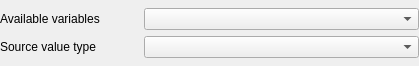
The window that src/ui/reosgribprecipitationwidget.ui (vcloarec/ReosProject) describes before a commit, drawn with Qt 5.
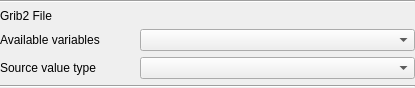
The same window after the commit.

What changed in the file:
```diff
--- a/src/ui/reosgribprecipitationwidget.ui
+++ b/src/ui/reosgribprecipitationwidget.ui
@@ -6,14 +6,14 @@
    <rect>
     <x>0</x>
     <y>0</y>
-    <width>419</width>
-    <height>66</height>
+    <width>415</width>
+    <height>81</height>
    </rect>
   </property>
   <property name="windowTitle">
    <string notr="true">Form</string>
   </property>
-  <layout class="QVBoxLayout" name="verticalLayout_2" stretch="0">
+  <layout class="QVBoxLayout" name="verticalLayout_2" stretch="0,0">
    <property name="leftMargin">
     <number>0</number>
    </property>
@@ -28,31 +28,55 @@
    </property>
    <item>
     <layout class="QGridLayout" name="gridLayout">
+     <property name="topMargin">
+      <number>0</number>
+     </property>
      <property name="bottomMargin">
       <number>0</number>
      </property>
-     <item row="0" column="0">
+     <item row="2" column="0">
       <widget class="QLabel" name="label_2">
        <property name="text">
         <string>Available variables</string>
        </property>
       </widget>
      </item>
-     <item row="0" column="1" colspan="2">
-      <widget class="QComboBox" name="mVariablesCombo"/>
-     </item>
-     <item row="1" column="1" colspan="2">
+     <item row="3" column="1" colspan="2">
       <widget class="QComboBox" name="mValueTypeCombo"/>
      </item>
-     <item row="1" column="0">
+     <item row="3" column="0">
       <widget class="QLabel" name="label_3">
        <property name="text">
         <string>Source value type</string>
        </property>
       </widget>
      </item>
+     <item row="1" column="0">
+      <widget class="QLabel" name="label">
+       <property name="text">
+        <string>Grib2 File</string>
+       </property>
+      </widget>
+     </item>
+     <item row="2" column="1" colspan="2">
+      <widget class="QComboBox" name="mVariablesCombo"/>
+     </item>
+     <item row="0" column="0" colspan="3">
+      <widget class="Line" name="line">
+       <property name="orientation">
+        <enum>Qt::Horizontal</enum>
+       </property>
+      </widget>
+     </item>
     </layout>
    </item>
+   <item>
+    <widget class="Line" name="line_2">
+     <property name="orientation">
+      <enum>Qt::Horizontal</enum>
+     </property>
+    </widget>
+   </item>
   </layout>
  </widget>
  <resources/>
```
